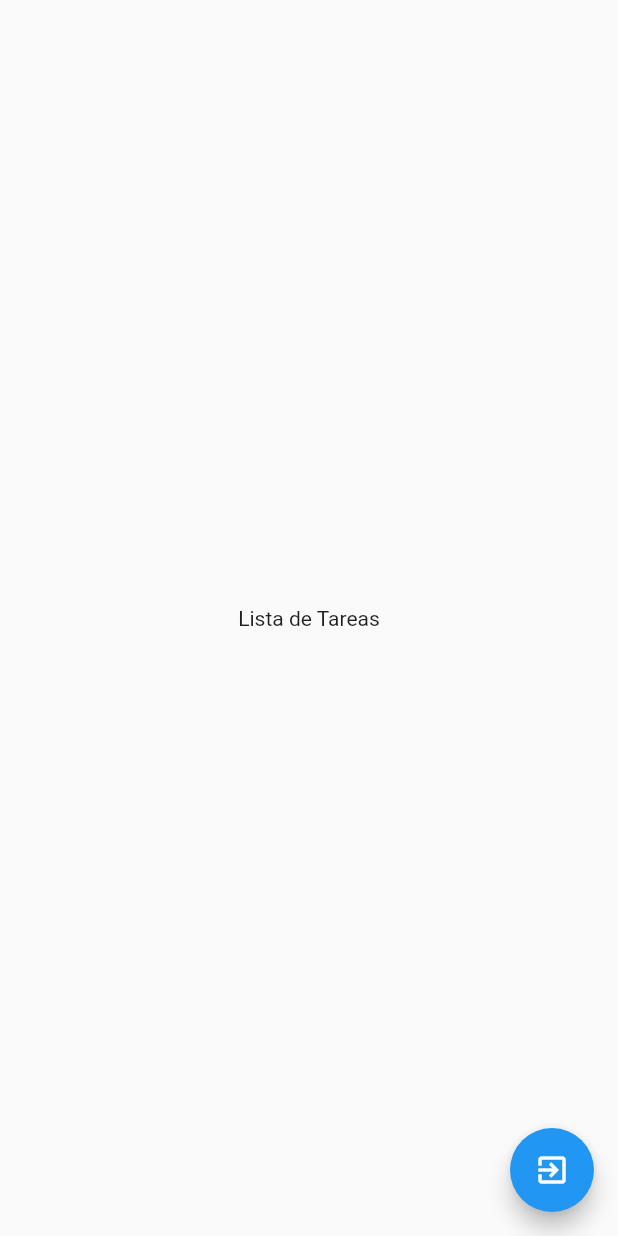
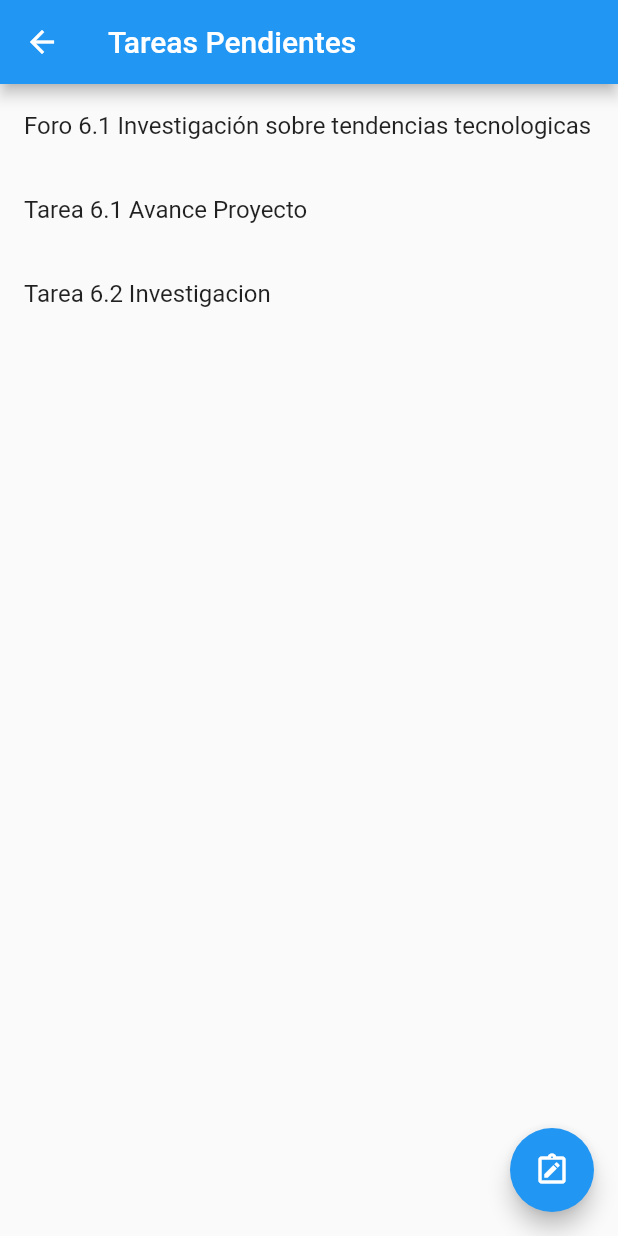
Before and after one commit to TrHl18/Examen_1, a Flutter app: the TareasPage screen opened by its route, on a phone screen of 412 x 824 dp. Run offline on Flutter 3.47's test engine with Material 2 defaults, Android fonts, the phone set to English and light mode, and no system bars.

Commit message:
Update Lista de Tareas

```diff
--- a/lib/src/pages/Tareas/tareas_page.dart
+++ b/lib/src/pages/Tareas/tareas_page.dart
@@ -1,17 +1,44 @@
 import 'package:flutter/material.dart';
 
 class TareasPage extends StatelessWidget{
-const TareasPage({super.key});
+ TareasPage({super.key});
+final List<String> tareas = [
+    'Foro 6.1 Investigación sobre tendencias tecnologicas',
+    'Tarea 6.1 Avance Proyecto',
+    'Tarea 6.2 Investigacion',
+  ];
+
 @override
 
 Widget build(BuildContext context){
   return Scaffold(
-body: const Center(
-  child: Text("Lista de Tareas"),
-),
+    appBar: AppBar(title: Text("Tareas Pendientes"),
+    ),
+body: TareasPendientes(tareas: tareas) ,
 floatingActionButton: FloatingActionButton(
-  child: const Icon(Icons.exit_to_app),
-      onPressed: () => Navigator.pop(context)),
+  onPressed:(){},
+tooltip: 'Nueva Tarea',
+child: Icon(Icons.note_alt_outlined),),
+
+
 );
 }
 }
+class TareasPendientes extends StatelessWidget {
+  final List<String> tareas;
+
+  TareasPendientes({required this.tareas});
+
+  @override
+  Widget build(BuildContext context) {
+    return ListView.builder(
+      itemCount: tareas.length,
+      itemBuilder: (context, index) {
+        return ListTile(
+          title: Text(tareas[index]),
+
+        );
+      },
+    );
+  }
+}
```
